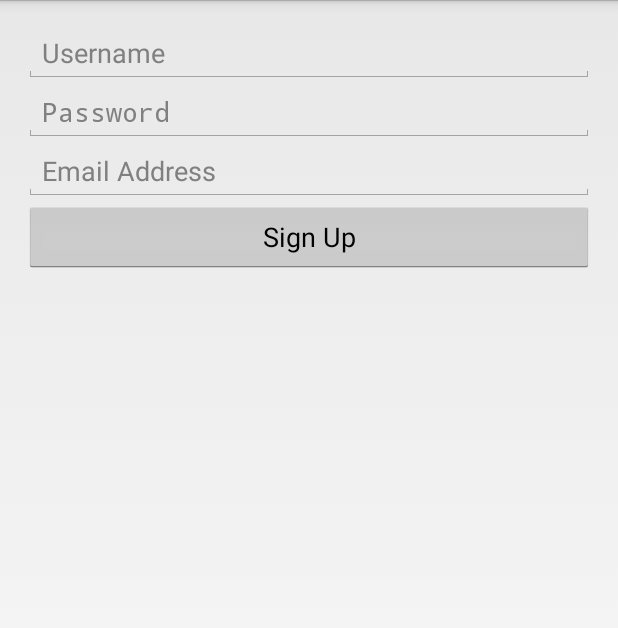
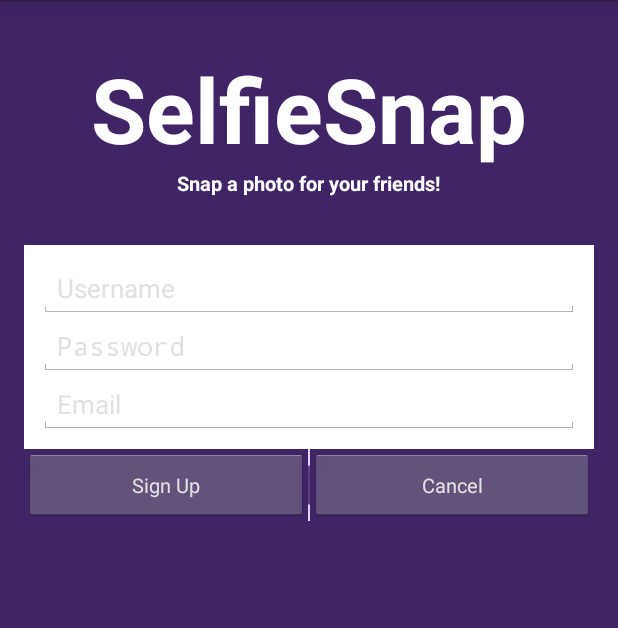
Before and after one commit to SiBush/SelfieSnap, an Android app: the SignUpActivity screen opened directly, with no data from a screen before it, on a phone screen of 412 x 824 dp. Shown: the top 628 px of the screen. Run offline under Robolectric (Android 15) with nearby library versions, the phone set to English and light mode, and no system bars; 2 statements that could not run were skipped.

Commit message:
improve UI for login/signup area

```diff
--- a/app/src/main/res/layout/activity_sign_up.xml
+++ b/app/src/main/res/layout/activity_sign_up.xml
@@ -2,47 +2,65 @@
     xmlns:tools="http://schemas.android.com/tools"
     android:layout_width="match_parent"
     android:layout_height="match_parent"
-    android:paddingLeft="@dimen/activity_horizontal_margin"
-    android:paddingRight="@dimen/activity_horizontal_margin"
-    android:paddingTop="@dimen/activity_vertical_margin"
-    android:paddingBottom="@dimen/activity_vertical_margin"
+    style="@style/AuthBackground"
     tools:context="com.johncorser.selfiesnap.SignUpActivity">
+    <TextView
+        android:id="@+id/title"
+        style="@style/AuthTitle" />
+
+    <TextView
+        android:id="@+id/subtitle"
+        style="@style/AuthTitle.AuthSubTitle" />
+
+    <LinearLayout
+        android:id="@+id/editTextLayout"
+        style="@style/AuthFieldContainer" >
 
         <EditText
-        android:layout_width="match_parent"
-        android:layout_height="wrap_content"
             android:id="@+id/usernameField"
-        android:layout_alignParentTop="true"
-        android:layout_alignParentLeft="true"
-        android:layout_alignParentStart="true"
-        android:hint="Username" />
+            style="@style/AuthEditText"
+            android:hint="@string/username_hint" >
+
+            <requestFocus />
+        </EditText>
 
         <EditText
-        android:layout_width="match_parent"
-        android:layout_height="wrap_content"
-        android:inputType="textPassword"
-        android:ems="10"
             android:id="@+id/passwordField"
-        android:layout_below="@+id/usernameField"
-        android:hint="Password" />
+            style="@style/AuthEditText"
+            android:hint="@string/password_hint"
+            android:inputType="textPassword" />
 
         <EditText
-        android:layout_width="match_parent"
+            android:id="@+id/emailField"
+            style="@style/AuthEditText"
+            android:hint="@string/email_hint"
+            android:inputType="textEmailAddress" />
+    </LinearLayout>
+
+    <ImageView
+        android:id="@+id/buttonDivider"
+        android:layout_width="wrap_content"
         android:layout_height="wrap_content"
-        android:inputType="textEmailAddress"
-        android:ems="10"
-        android:id="@+id/emailField"
-        android:layout_below="@+id/passwordField"
-        android:hint="Email Address" />
+        android:layout_below="@id/editTextLayout"
+        android:layout_centerHorizontal="true"
+        android:src="@drawable/button_divider" />
 
     <Button
-        android:layout_width="wrap_content"
-        android:layout_height="wrap_content"
-        android:text="Sign Up"
-        android:id="@+id/signUpButton"
-        android:layout_below="@+id/emailField"
+        android:id="@+id/signupButton"
+        style="@style/AuthButton"
+        android:text="@string/sign_up_button_label"
+        android:layout_alignParentLeft="true"
+        android:layout_below="@+id/editTextLayout"
+        android:layout_toLeftOf="@id/buttonDivider"
+        android:layout_marginRight="0dp" />
+
+    <Button
+        android:id="@+id/cancelButton"
+        style="@style/AuthButton"
+        android:text="@string/cancel_button_label"
         android:layout_alignParentRight="true"
-        android:layout_alignParentEnd="true"
-        android:layout_alignParentLeft="true"
-        android:layout_alignParentStart="true" />
+        android:layout_below="@+id/editTextLayout"
+        android:layout_toRightOf="@id/buttonDivider"
+        android:layout_marginLeft="0dp" />
+
 </RelativeLayout>
--- a/app/src/main/res/values/dimens.xml
+++ b/app/src/main/res/values/dimens.xml
@@ -2,4 +2,8 @@
     <!-- Default screen margins, per the Android Design guidelines. -->
     <dimen name="activity_horizontal_margin">16dp</dimen>
     <dimen name="activity_vertical_margin">16dp</dimen>
+    <dimen name="message_list_item_vertical_margin">8dp</dimen>
+    <dimen name="login_vertical_margin">32dp</dimen>
+    <dimen name="login_horizontal_padding">10dp</dimen>
+    <dimen name="login_vertical_padding">10dp</dimen>
 </resources>
--- a/app/src/main/res/values/strings.xml
+++ b/app/src/main/res/values/strings.xml
@@ -14,5 +14,13 @@
     <string name="title_activity_edit_friends">Edit Friends</string>
     <string name="title_activity_recipients">Choose Recipients</string>
     <string name="title_activity_view_image">SelfieSnap</string>
+    <string name="subtitle">Snap a photo for your friends!</string>
+    <string name="username_hint">Username</string>
+    <string name="password_hint">Password</string>
+    <string name="login_button_label">Login</string>
+    <string name="sign_up_text">Don\'t have an account? Sign up!</string>
+    <string name="cancel_button_label">Cancel</string>
+    <string name="sign_up_button_label">Sign Up</string>
+    <string name="email_hint">Email</string>
 
 </resources>
--- a/app/src/main/res/values/styles.xml
+++ b/app/src/main/res/values/styles.xml
@@ -1,8 +1,64 @@
 <resources>
 
-    <!-- Base application theme. -->
-    <style name="AppTheme" parent="android:Theme.Holo.Light.DarkActionBar">
-        <!-- Customize your theme here. -->
+    <style name="AppTheme" parent="android:Theme.Holo.Light">
     </style>
 
+    <style name="AuthBackground">
+        <item name="android:background">#3f2466</item>
+    </style>
+
+    <style name="AuthTitle" parent="android:Widget.Holo.Light.TextView">
+        <item name="android:layout_marginTop">32dp</item>
+        <item name="android:textColor">@android:color/white</item>
+        <item name="android:textSize">60sp</item>
+        <item name="android:textStyle">bold</item>
+        <item name="android:layout_width">wrap_content</item>
+        <item name="android:layout_height">wrap_content</item>
+        <item name="android:layout_alignParentTop">true</item>
+        <item name="android:layout_centerHorizontal">true</item>
+        <item name="android:text">@string/app_name</item>
+    </style>
+
+    <style name="AuthTitle.AuthSubTitle">
+        <item name="android:textSize">13sp</item>
+        <item name="android:layout_below">@+id/title</item>
+        <item name="android:text">@string/subtitle</item>
+        <item name="android:layout_alignParentTop">false</item>
+        <item name="android:layout_marginTop">0dp</item>
+    </style>
+
+    <style name="AuthFieldContainer">
+        <item name="android:background">@android:color/white</item>
+        <item name="android:layout_marginLeft">@dimen/activity_horizontal_margin</item>
+        <item name="android:layout_marginRight">@dimen/activity_horizontal_margin</item>
+        <item name="android:layout_marginTop">@dimen/login_vertical_margin</item>
+        <item name="android:orientation">vertical</item>
+        <item name="android:paddingBottom">@dimen/login_vertical_padding</item>
+        <item name="android:paddingLeft">@dimen/login_horizontal_padding</item>
+        <item name="android:paddingRight">@dimen/login_horizontal_padding</item>
+        <item name="android:paddingTop">@dimen/login_vertical_padding</item>
+        <item name="android:layout_width">match_parent</item>
+        <item name="android:layout_height">wrap_content</item>
+        <item name="android:layout_below">@id/subtitle</item>
+    </style>
+
+    <style name="AuthEditText" parent="android:Widget.Holo.Light.EditText">
+        <item name="android:ems">10</item>
+        <item name="android:textColorHint">@color/light_gray</item>
+        <item name="android:textSize">17sp</item>
+        <item name="android:layout_width">match_parent</item>
+        <item name="android:layout_height">wrap_content</item>
+    </style>
+
+    <style name="AuthButton" parent="android:Widget.Holo.Light.Button">
+        <item name="android:layout_marginLeft">@dimen/activity_horizontal_margin</item>
+        <item name="android:layout_marginRight">@dimen/activity_horizontal_margin</item>
+        <item name="android:textColor">@color/text_color</item>
+        <item name="android:textSize">13sp</item>
+        <item name="android:layout_width">match_parent</item>
+        <item name="android:layout_height">wrap_content</item>
+    </style>
+
+    <color name="light_gray">#e1e1e1</color>
+    <color name="text_color">#e1e1e1</color>
 </resources>
```
Also changed, not shown: app/src/main/res/layout/activity_login.xml (+37 -36 lines), app/src/main/res/drawable-mdpi/button_divider.png (added). Lines whose indentation alone changed are shown as unchanged.
